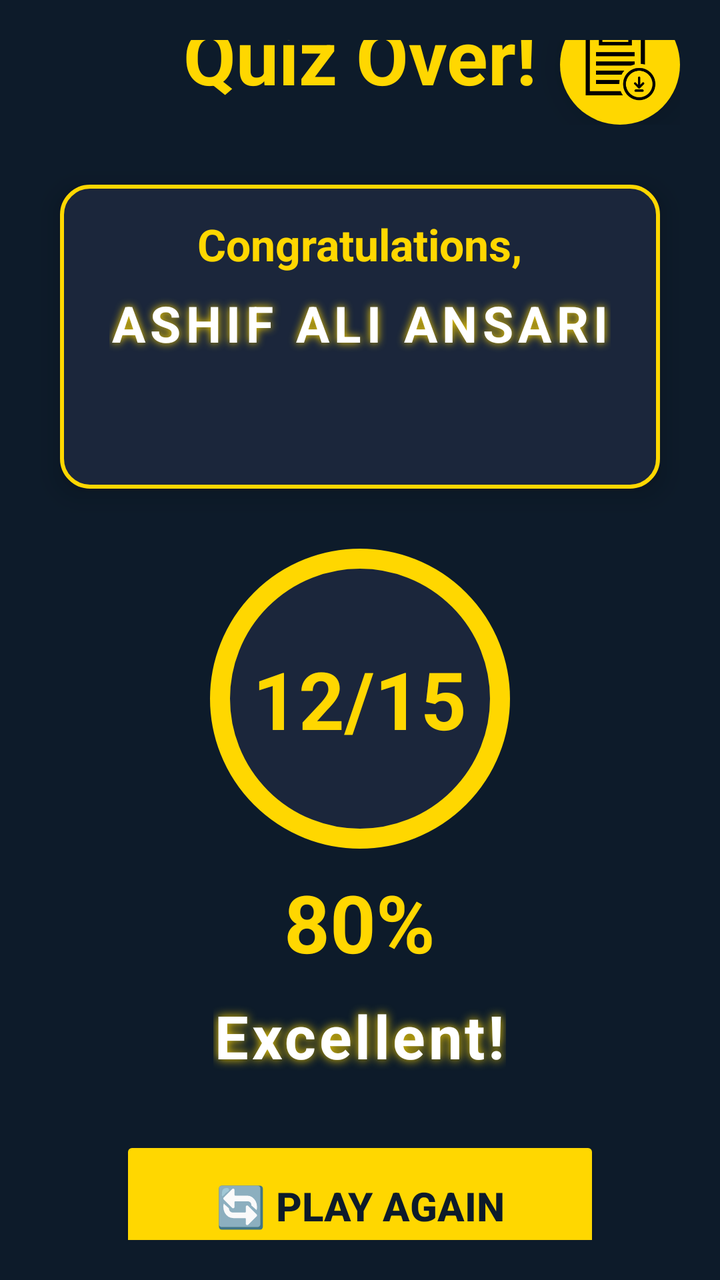
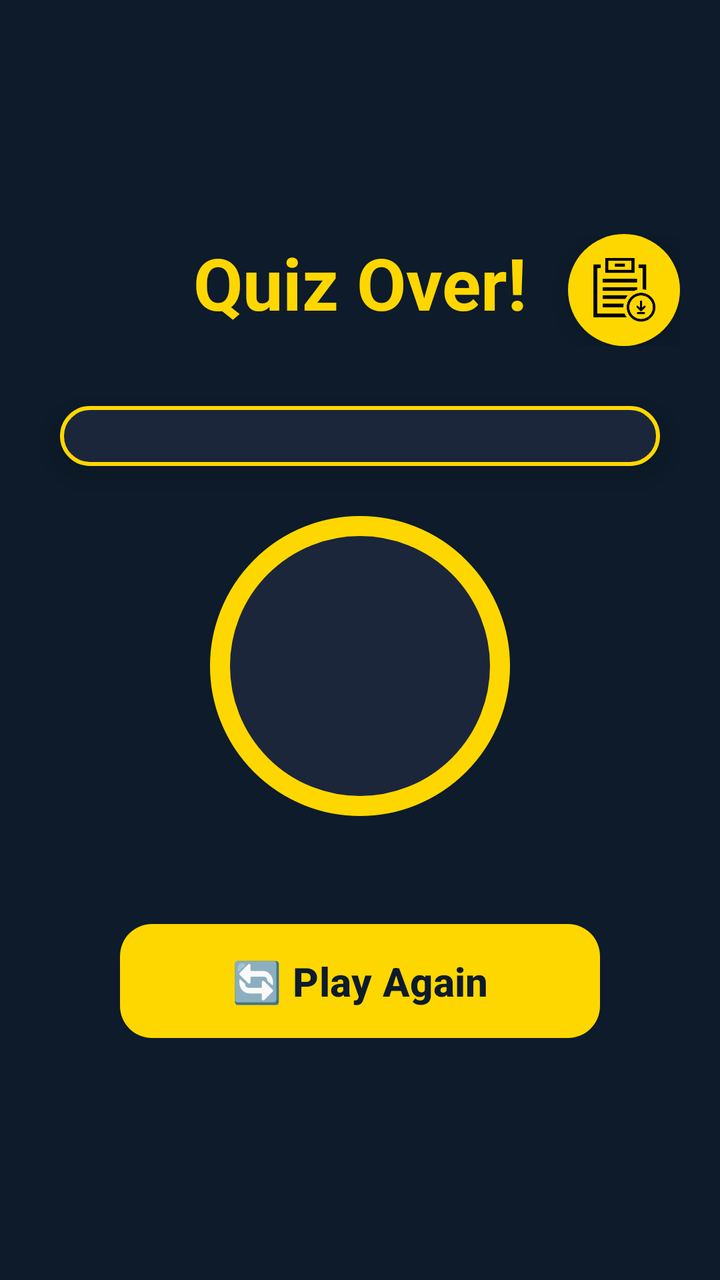

Compare the two renders of this Android layout. The source of the first and the diff that turns it into the second are given below.
<!-- AndroidManifest.xml: application theme Theme.QuizApp -->
<!-- res/layout/activity_result.xml -->
<?xml version="1.0" encoding="utf-8"?>
<LinearLayout xmlns:android="http://schemas.android.com/apk/res/android"
    android:layout_width="match_parent"
    android:layout_height="match_parent"
    android:orientation="vertical"
    android:gravity="center"
    android:padding="20dp"
    android:background="#0D1B2A">

    
    <FrameLayout
        android:layout_width="match_parent"
        android:layout_height="wrap_content"
        android:layout_marginBottom="30dp">

        
        <TextView
            android:layout_width="match_parent"
            android:layout_height="wrap_content"
            android:gravity="center"
            android:text=" Quiz Over! "
            android:textSize="38sp"
            android:textStyle="bold"
            android:textColor="#FFD700"/>

        
        <ImageButton
            android:id="@+id/btnDownloadReport"
            android:layout_width="60dp"
            android:layout_height="60dp"
            android:layout_gravity="top|end"
            android:layout_marginTop="0dp"
            android:layout_marginEnd="0dp"
            android:background="@drawable/ic_download_circle"
            android:backgroundTint="#FFD700"
            android:src="@drawable/ic_download"
            android:scaleType="centerInside"
            android:elevation="12dp"
            android:contentDescription="Download Report"
           android:padding="12dp"/>
    </FrameLayout>

    
    <LinearLayout
        android:layout_width="300dp"
        android:layout_height="wrap_content"
        android:layout_marginBottom="30dp"
        android:background="@drawable/player_name_bg"
        android:elevation="8dp"
        android:gravity="center"
        android:orientation="vertical"
        android:padding="15dp">

        <TextView
            android:layout_width="wrap_content"
            android:layout_height="wrap_content"
            android:layout_marginBottom="8dp"
            android:text="Congratulations,"
            android:textColor="#FFD700"
            android:textSize="22sp"
            android:textStyle="bold" />

        <TextView
            android:id="@+id/tvPlayerName"
            android:layout_width="wrap_content"
            android:layout_height="wrap_content"
            android:letterSpacing="0.1"
            android:shadowColor="#FFD700"
            android:shadowDx="0"
            android:shadowDy="0"
            android:shadowRadius="10"
            android:text="ASHIF ALI ANSARI"
            android:textColor="#FFFFFF"
            android:textSize="25sp"
            android:textStyle="bold" />

        <TextView
            android:layout_width="wrap_content"
            android:layout_height="wrap_content"
            android:layout_marginTop="8dp"
            android:textSize="32sp" />
    </LinearLayout>

    
    <RelativeLayout
        android:layout_width="150dp"
        android:layout_height="150dp"
        android:layout_marginBottom="10dp">

        <View
            android:layout_width="match_parent"
            android:layout_height="match_parent"
            android:background="@drawable/circle_gold_border" />

        <TextView
            android:id="@+id/tvFinalScore"
            android:layout_width="wrap_content"
            android:layout_height="wrap_content"
            android:text="12/15"
            android:textSize="40sp"
            android:textStyle="bold"
            android:textColor="#FFD700"
            android:layout_centerInParent="true" />
    </RelativeLayout>

    
    <TextView
        android:id="@+id/tvPercentage"
        android:layout_width="wrap_content"
        android:layout_height="wrap_content"
        android:text="80%"
        android:textSize="40sp"
        android:textStyle="bold"
        android:textColor="#FFD700"
        android:layout_marginBottom="10dp" />

    
    <TextView
        android:id="@+id/tvMessage"
        android:layout_width="wrap_content"
        android:layout_height="wrap_content"
        android:text="Excellent!"
        android:textSize="30sp"
        android:textStyle="bold"
        android:textColor="#FFFFFF"
        android:shadowColor="#FFD700"
        android:shadowDx="0"
        android:shadowDy="0"
        android:shadowRadius="12"
        android:letterSpacing="0.05"
        android:layout_marginBottom="30dp"
        android:gravity="center" />

    
    <Button
        android:id="@+id/btnPlayAgain"
        android:layout_width="match_parent"
        android:layout_height="70dp"
        android:text="🔄️ Play Again"
        android:textSize="20sp"
        android:textStyle="bold"
        android:textColor="#0D1B2A"
        android:backgroundTint="#FFD700"
        android:elevation="10dp"
        android:layout_marginHorizontal="40dp" />



</LinearLayout>
<!-- resources referenced by this layout -->
<resources>
  <!-- drawable circle_gold_border (drawable) -->
  <?xml version="1.0" encoding="utf-8"?>
  <shape xmlns:android="http://schemas.android.com/apk/res/android">
      <solid android:color="#1B263B" />
      <stroke
          android:width="10dp"
          android:color="#FFD700" />
      <corners android:radius="100dp" />
  </shape>
  <!-- drawable ic_download: png bitmap (drawable, 4258 bytes) -->
  <!-- drawable ic_download_circle (drawable) -->
  <?xml version="1.0" encoding="utf-8"?>
  <shape xmlns:android="http://schemas.android.com/apk/res/android"
      android:shape="oval">
      <solid android:color="#FFD700" />
      <corners android:radius="30dp" />
  </shape>
  <!-- drawable player_name_bg (drawable) -->
  <?xml version="1.0" encoding="utf-8"?>
  <shape xmlns:android="http://schemas.android.com/apk/res/android">
      <solid android:color="#1B263B" /> 
      <stroke
          android:width="2dp"
          android:color="#FFD700" /> 
      <corners android:radius="14dp" />
  </shape>
  <style name="Theme.QuizApp" parent="Base.Theme.QuizApp" />
  <style name="Base.Theme.QuizApp" parent="Theme.Material3.DayNight.NoActionBar">
          
          
      </style>
</resources>

<!-- the commit's change to res/layout/activity_result.xml (unified diff, before → after) -->
@@ -1,5 +1,6 @@
 <?xml version="1.0" encoding="utf-8"?>
 <LinearLayout xmlns:android="http://schemas.android.com/apk/res/android"
+    xmlns:app="http://schemas.android.com/apk/res-auto"
     android:layout_width="match_parent"
     android:layout_height="match_parent"
     android:orientation="vertical"
@@ -13,38 +14,34 @@
         android:layout_height="wrap_content"
         android:layout_marginBottom="30dp">
 
-        
         <TextView
             android:layout_width="match_parent"
             android:layout_height="wrap_content"
-            android:gravity="center"
-            android:text=" Quiz Over! "
-            android:textSize="38sp"
+            android:text="Quiz Over!"
+            android:textSize="36sp"
             android:textStyle="bold"
-            android:textColor="#FFD700"/>
+            android:textColor="#FFD700"
+            android:gravity="center"/>
 
-        
         <ImageButton
             android:id="@+id/btnDownloadReport"
-            android:layout_width="60dp"
-            android:layout_height="60dp"
+            android:layout_width="56dp"
+            android:layout_height="56dp"
             android:layout_gravity="top|end"
-            android:layout_marginTop="0dp"
-            android:layout_marginEnd="0dp"
             android:background="@drawable/ic_download_circle"
             android:backgroundTint="#FFD700"
             android:src="@drawable/ic_download"
             android:scaleType="centerInside"
-            android:elevation="12dp"
-            android:contentDescription="Download Report"
-           android:padding="12dp"/>
+            android:padding="12dp"
+            android:elevation="10dp"
+            android:contentDescription="Download Report"/>
     </FrameLayout>
 
     
     <LinearLayout
         android:layout_width="300dp"
         android:layout_height="wrap_content"
-        android:layout_marginBottom="30dp"
+        android:layout_marginBottom="25dp"
         android:background="@drawable/player_name_bg"
         android:elevation="8dp"
         android:gravity="center"
@@ -52,33 +49,19 @@
         android:padding="15dp">
 
         <TextView
-            android:layout_width="wrap_content"
-            android:layout_height="wrap_content"
-            android:layout_marginBottom="8dp"
             android:text="Congratulations,"
             android:textColor="#FFD700"
             android:textSize="22sp"
-            android:textStyle="bold" />
+            android:textStyle="bold"/>
 
         <TextView
             android:id="@+id/tvPlayerName"
-            android:layout_width="wrap_content"
-            android:layout_height="wrap_content"
-            android:letterSpacing="0.1"
-            android:shadowColor="#FFD700"
-            android:shadowDx="0"
-            android:shadowDy="0"
-            android:shadowRadius="10"
             android:text="ASHIF ALI ANSARI"
             android:textColor="#FFFFFF"
-            android:textSize="25sp"
-            android:textStyle="bold" />
-
-        <TextView
-            android:layout_width="wrap_content"
-            android:layout_height="wrap_content"
-            android:layout_marginTop="8dp"
-            android:textSize="32sp" />
+            android:textSize="24sp"
+            android:textStyle="bold"
+            android:shadowColor="#FFD700"
+            android:shadowRadius="8"/>
     </LinearLayout>
 
     
@@ -90,60 +73,49 @@
         <View
             android:layout_width="match_parent"
             android:layout_height="match_parent"
-            android:background="@drawable/circle_gold_border" />
+            android:background="@drawable/circle_gold_border"/>
 
         <TextView
             android:id="@+id/tvFinalScore"
-            android:layout_width="wrap_content"
-            android:layout_height="wrap_content"
             android:text="12/15"
-            android:textSize="40sp"
+            android:textSize="38sp"
             android:textStyle="bold"
             android:textColor="#FFD700"
-            android:layout_centerInParent="true" />
+            android:layout_centerInParent="true"/>
     </RelativeLayout>
 
     
     <TextView
         android:id="@+id/tvPercentage"
-        android:layout_width="wrap_content"
-        android:layout_height="wrap_content"
         android:text="80%"
-        android:textSize="40sp"
+        android:textSize="38sp"
         android:textStyle="bold"
         android:textColor="#FFD700"
-        android:layout_marginBottom="10dp" />
+        android:layout_marginBottom="10dp"/>
 
     
     <TextView
         android:id="@+id/tvMessage"
-        android:layout_width="wrap_content"
-        android:layout_height="wrap_content"
         android:text="Excellent!"
-        android:textSize="30sp"
+        android:textSize="28sp"
         android:textStyle="bold"
         android:textColor="#FFFFFF"
         android:shadowColor="#FFD700"
-        android:shadowDx="0"
-        android:shadowDy="0"
-        android:shadowRadius="12"
-        android:letterSpacing="0.05"
-        android:layout_marginBottom="30dp"
-        android:gravity="center" />
+        android:shadowRadius="10"
+        android:layout_marginBottom="30dp"/>
 
     
-    <Button
+    <com.google.android.material.button.MaterialButton
         android:id="@+id/btnPlayAgain"
         android:layout_width="match_parent"
-        android:layout_height="70dp"
-        android:text="🔄️ Play Again"
+        android:layout_height="65dp"
+        android:layout_marginHorizontal="40dp"
+        android:text="🔄 Play Again"
         android:textSize="20sp"
         android:textStyle="bold"
         android:textColor="#0D1B2A"
-        android:backgroundTint="#FFD700"
-        android:elevation="10dp"
-        android:layout_marginHorizontal="40dp" />
-
-
+        app:backgroundTint="#FFD700"
+        app:cornerRadius="16dp"
+        app:elevation="10dp"/>
 
 </LinearLayout>
